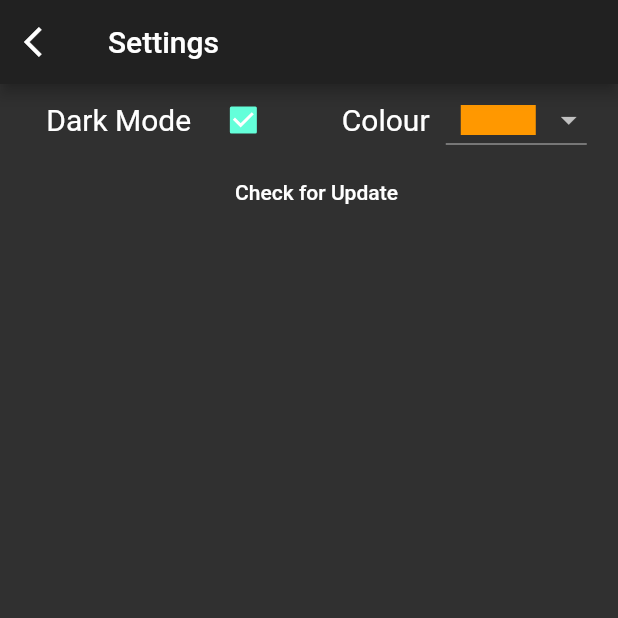
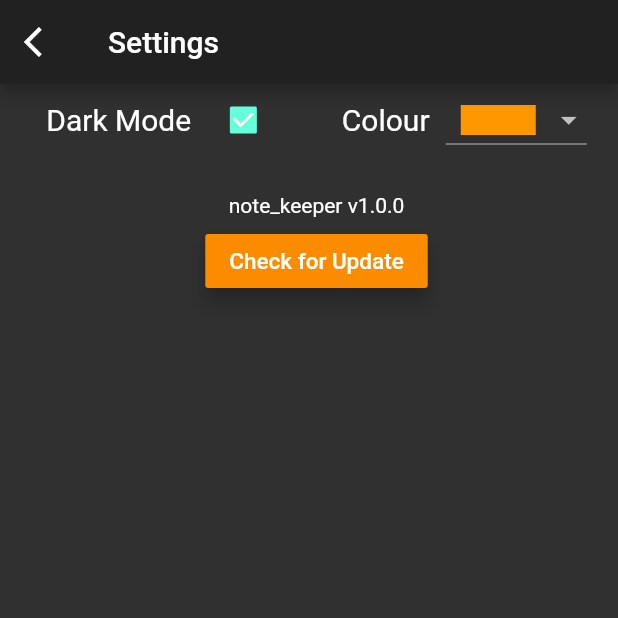
Before and after one commit to Akash98Sky/Sky-Note-Keeper-App, a Flutter app: the NoteSettings screen opened directly, after a tap on "Dark Mode", on a phone screen of 412 x 824 dp, the top half of it. Run offline on Flutter 3.47's test engine with Material 2 defaults, Android fonts, the phone set to English and light mode, and no system bars; our stand-ins replace cloud_firestore, connectivity, dynamic_theme, package_info, shared_preferences, sqflite; accounts and stored records are empty.

Commit message:
Note Keeper: Bring up update checking functionality * check for update details from firestore * make loggers of all class as private and instantiate them only once
to do: download and install update from a url

```diff
--- a/lib/main.dart
+++ b/lib/main.dart
@@ -15,7 +15,7 @@ void main() async {
 }
 
 class MyApp extends StatelessWidget {
-  static final Logger log = new Logger('MyApp');
+  static final Logger _log = new Logger('MyApp');
 
   static const _sharedPrefColorKey = "primaryColor";
   static const List<Color> primaryColors = [
@@ -30,7 +30,7 @@ class MyApp extends StatelessWidget {
   static Color _color;
 
   MyApp() {
-    log.fine("class is loaded...");
+    _log.fine("class is loaded...");
   }
 
   @override
@@ -55,6 +55,6 @@ class MyApp extends StatelessWidget {
     final SharedPreferences prefs = await SharedPreferences.getInstance();
     _color = primaryColors[prefs.getInt(_sharedPrefColorKey) ??
         MyApp.primaryColors.indexOf(MyApp.defaultColor)];
-    log.info("Colour code loaded :: $_color");
+    _log.info("Colour code loaded :: $_color");
   }
 }
--- a/lib/screens/note_settings.dart
+++ b/lib/screens/note_settings.dart
@@ -2,6 +2,8 @@ import 'package:dynamic_theme/dynamic_theme.dart';
 import 'package:flutter/material.dart';
 import 'package:logging/logging.dart';
 import 'package:note_keeper/main.dart';
+import 'package:note_keeper/screens/widgets/update_check_widget.dart';
+import 'package:note_keeper/utils/packageinfo_helper.dart';
 import 'package:shared_preferences/shared_preferences.dart';
 
 class NoteSettings extends StatefulWidget {
@@ -17,31 +19,33 @@ class NoteSettingsState extends State<NoteSettings> {
   static bool _darkMode = false;
   static int _selectedColorIndex =
       MyApp.primaryColors.indexOf(MyApp.defaultColor);
+  static Logger _log;
 
-  static Logger log;
+  final PackageInfoHelper packageInfo = PackageInfoHelper();
 
   NoteSettingsState() {
-    log = Logger(this.toString(minLevel: DiagnosticLevel.hint));
-    log.info("class is loaded...");
+    if(_log == null)
+      _log = Logger(this.toString(minLevel: DiagnosticLevel.hint).split("#")[0]);
+    _log.info("class is loaded...");
   }
 
   @override
   void initState() {
     super.initState();
     _loadColorData();
-    log.finest("init complete...");
+    _log.finest("init complete...");
   }
 
   Future<void> _loadColorData() async {
     _selectedColorIndex = await _loadColorIndex();
-    log.info("Color code loaded : ${MyApp.primaryColors[_selectedColorIndex]}");
+    _log.info("Color code loaded : ${MyApp.primaryColors[_selectedColorIndex]}");
     _darkMode =
         DynamicTheme.of(context).brightness == Brightness.dark ? true : false;
   }
 
   @override
   Widget build(BuildContext context) {
-    log.finest("Widget build started..");
+    _log.finest("Widget build started..");
 
     return WillPopScope(
       onWillPop: () async {
@@ -64,7 +68,7 @@ class NoteSettingsState extends State<NoteSettings> {
                     GestureDetector(
                       onTap: () {
                         _setDarkMode(!_darkMode);
-                        log.info("Dark Mode : $_darkMode");
+                        _log.info("Dark Mode : $_darkMode");
                       },
                       child: Text(
                         "Dark Mode",
@@ -75,7 +79,7 @@ class NoteSettingsState extends State<NoteSettings> {
                         value: _darkMode,
                         onChanged: (value) {
                           _setDarkMode(value);
-                          log.info("Dark Mode : $_darkMode");
+                          _log.info("Dark Mode : $_darkMode");
                         }),
                     Container(
                       width: 20,
@@ -97,34 +101,28 @@ class NoteSettingsState extends State<NoteSettings> {
                     )
                   ],
                 ),
-                FlatButton(
-                  child: Text("Check for Update"),
+                Padding(
+                  padding: const EdgeInsets.only(top: 25, bottom: 5),
+                  child:
+                      Text("${packageInfo.appName} v${packageInfo.appVersion}"),
+                ),
+                RaisedButton(
+                  elevation: 5.0,
+                  child:
+                      Text("Check for Update", style: TextStyle(fontSize: 15)),
                   onPressed: () {
-                    _checkForUpdate();
+                    showDialog(
+                        barrierDismissible: false,
+                        context: context,
+                        builder: (context) {
+                          return CheckUpdateAlert();
+                        });
                   },
                 ),
               ],
             ),
           )),
     );
-  }
-
-  void _checkForUpdate() {
-    showDialog(
-        barrierDismissible: false,
-        context: context,
-        builder: (context) {
-          return AlertDialog(
-            title: Text("Checking for updates..."),
-            content: Container(
-              child: LinearProgressIndicator(
-                semanticsLabel: "Checking For updates...",
-                semanticsValue: "100",
-                value: null,
-              ),
-            ),
-          );
-        });
   }
 
   DropdownMenuItem _changeColorMenuItems(Color value) {
@@ -162,7 +160,7 @@ class NoteSettingsState extends State<NoteSettings> {
     final SharedPreferences prefs = await SharedPreferences.getInstance();
     prefs.setInt(_sharedPrefColorKey, primaryColorIndex);
 
-    log.info("Colour code saved :: ${MyApp.primaryColors[primaryColorIndex]}");
+    _log.info("Colour code saved :: ${MyApp.primaryColors[primaryColorIndex]}");
   }
 
   Future<int> _loadColorIndex() async {
--- a/lib/screens/widgets/connectivity_widget.dart
+++ b/lib/screens/widgets/connectivity_widget.dart
@@ -12,10 +12,11 @@ class ConnectivityWidget extends StatefulWidget {
 class ConnectivityIndicator extends State<ConnectivityWidget> {
   static bool isOnline = false;
   static var _subscription;
-  static Logger log;
+  static Logger _log;
 
   ConnectivityIndicator() {
-    log = Logger(this.toString(minLevel: DiagnosticLevel.hint));
+    if (_log == null)
+      _log = Logger(this.toString(minLevel: DiagnosticLevel.hint).split("#")[0]);
   }
 
   @override
@@ -24,7 +25,7 @@ class ConnectivityIndicator extends State<ConnectivityWidget> {
     _subscription = Connectivity()
         .onConnectivityChanged
         .listen((ConnectivityResult result) {
-      log.info("Connectivity => $result");
+      _log.info("Connectivity => $result");
       if ((result == ConnectivityResult.mobile ||
               result == ConnectivityResult.wifi) &&
           isOnline == false)
@@ -40,13 +41,16 @@ class ConnectivityIndicator extends State<ConnectivityWidget> {
 
   @override
   Widget build(BuildContext context) {
-    return CircleAvatar(
+    return Tooltip(
       child: CircleAvatar(
-        backgroundColor: isOnline ? Colors.green[800] : Colors.red[800],
-        radius: 9,
+        child: CircleAvatar(
+          backgroundColor: isOnline ? Colors.lightGreen : Colors.redAccent,
+          radius: 9,
+        ),
+        backgroundColor: Colors.white,
+        radius: 12,
       ),
-      backgroundColor: Colors.white,
-      radius: 12,
+      message: "Connectivity Status",
     );
   }
 
--- /dev/null
+++ b/lib/utils/packageinfo_helper.dart
@@ -0,0 +1,36 @@
+import 'package:logging/logging.dart';
+import 'package:package_info/package_info.dart';
+
+class PackageInfoHelper {
+  static PackageInfoHelper _packageInfoHelper;
+  static Logger _log;
+
+  String _appName;
+  String _appVersion;
+  String _appBuildNo;
+
+  PackageInfoHelper._createInstance() {
+    if (_log == null) _log = Logger(this.toString().split("'")[1]);
+    _loadAppDetails();
+  }
+
+  factory PackageInfoHelper() {
+    if (_packageInfoHelper == null)
+      _packageInfoHelper = PackageInfoHelper._createInstance();
+    return _packageInfoHelper;
+  }
+
+  String get appName => _appName;
+  String get appVersion => _appVersion;
+  String get appBuildNo => _appBuildNo;
+
+  Future<void> _loadAppDetails() async {
+    PackageInfo packageInfo = await PackageInfo.fromPlatform();
+
+    _appName = packageInfo.appName;
+    _appVersion = packageInfo.version;
+    _appBuildNo = packageInfo.buildNumber;
+
+    _log.info("$_appName | Version: $_appVersion | Build No: $_appBuildNo");
+  }
+}
--- a/pubspec.yaml
+++ b/pubspec.yaml
@@ -36,6 +36,8 @@ dependencies:
   cloud_firestore: ^0.12.9
 
   connectivity: ^0.4.3+7
+
+  package_info: ^0.4.0+6
 
 dev_dependencies:
   flutter_test:
```
Also changed, not shown: lib/screens/note_detail.dart (+14 -12 lines), lib/screens/note_list.dart (+22 -13 lines), lib/screens/widgets/update_check_widget.dart (added, +102 -0 lines), lib/utils/database_helper.dart (+12 -12 lines), lib/utils/firestore_helper.dart (+33 -9 lines), pubspec.lock.
